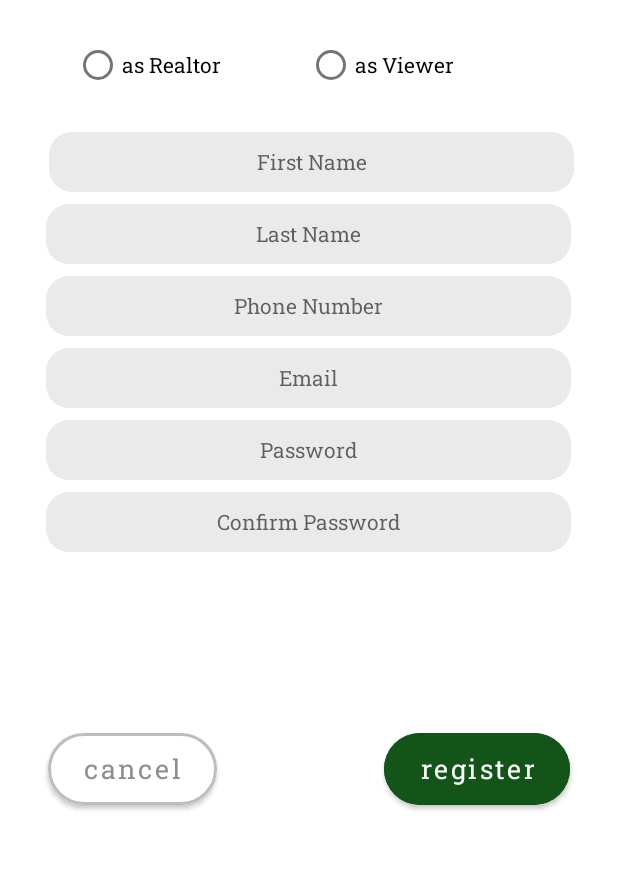
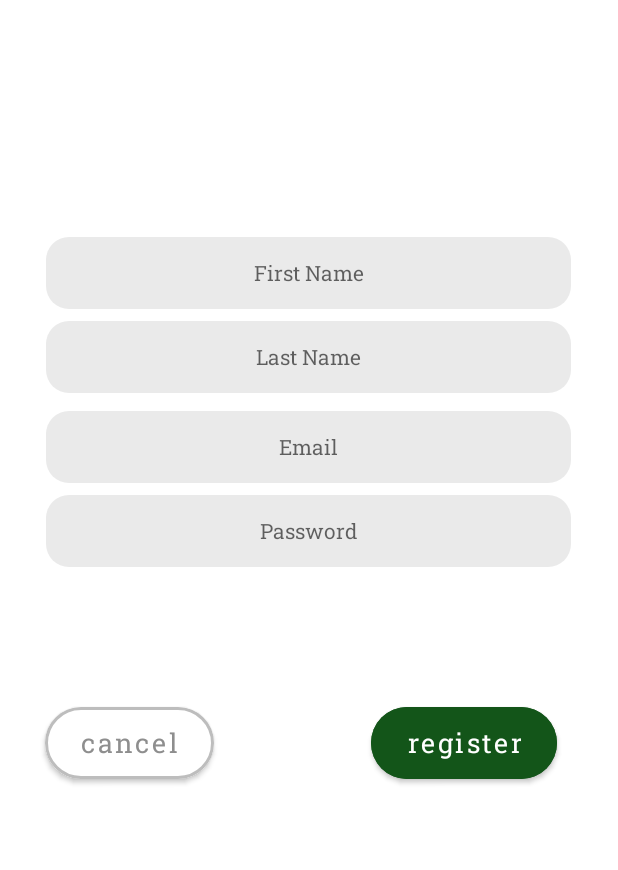
Before and after one commit to Baljeet1506/4290, an Android app: the RegisterViewer screen opened directly, with no data from a screen before it, on a phone screen of 412 x 824 dp, the part 357-1227 px from its top. Run offline under Robolectric (Android 15) with nearby library versions, the phone set to English and light mode, and no system bars; our stand-ins replace Firebase (no records; nobody signed in at launch, a user with empty details on screens opened directly).

Commit message:
Added a new page where user can choice to register as relator or viewer. Added logic for when user registers, we will store userType as 1 for Realtor and 2 for Viewer.

```diff
--- a/app/build.gradle
+++ b/app/build.gradle
@@ -27,6 +27,9 @@ android {
         sourceCompatibility JavaVersion.VERSION_1_8
         targetCompatibility JavaVersion.VERSION_1_8
     }
+    buildFeatures {
+        viewBinding true
+    }
 }
 
 dependencies {
@@ -36,6 +39,8 @@ dependencies {
     implementation 'androidx.constraintlayout:constraintlayout:2.1.3'
     implementation 'org.postgresql:postgresql:42.2.5'
     implementation 'com.google.firebase:firebase-database:20.0.5'
+    implementation 'androidx.navigation:navigation-fragment:2.3.5'
+    implementation 'androidx.navigation:navigation-ui:2.3.5'
     testImplementation 'junit:junit:4.13.2'
     androidTestImplementation 'androidx.test.ext:junit:1.1.3'
     androidTestImplementation 'androidx.test.espresso:espresso-core:3.4.0'
--- a/app/src/main/java/com/example/realtorandviewer/LoginActvity.java
+++ b/app/src/main/java/com/example/realtorandviewer/LoginActvity.java
@@ -60,12 +60,11 @@ public class LoginActvity extends AppCompatActivity implements View.OnClickListe
 
         switch (v.getId()) {
             case R.id.btnRegister1:
-                startActivity(new Intent(this, RegisterActvity.class));
+                startActivity(new Intent(this, RegType.class));
                 break;
             case R.id.btnLogin:
                 userLogin();
                 break;
-
             case R.id.forgotPassword:
                 startActivity(new Intent(this, ForgotActivity.class));
                 break;
--- a/app/src/main/java/com/example/realtorandviewer/MainActivity.java
+++ b/app/src/main/java/com/example/realtorandviewer/MainActivity.java
@@ -27,7 +27,7 @@ public class MainActivity extends AppCompatActivity {
         register.setOnClickListener(new View.OnClickListener() {
             @Override
             public void onClick(View view) {
-                startActivity(new Intent(getApplicationContext(), RegisterActvity.class));
+                startActivity(new Intent(getApplicationContext(), RegisterRealtor.class));
             }
         });
     }
--- a/app/src/main/java/com/example/realtorandviewer/RegisterActvity.java
+++ b/app/src/main/java/com/example/realtorandviewer/RegisterViewer.java
@@ -11,8 +11,6 @@ import android.view.View;
 import android.widget.Button;
 import android.widget.EditText;
 import android.widget.ProgressBar;
-import android.widget.RadioButton;
-import android.widget.RadioGroup;
 import android.widget.Toast;
 
 import com.google.android.gms.tasks.OnCompleteListener;
@@ -21,11 +19,9 @@ import com.google.firebase.auth.AuthResult;
 import com.google.firebase.auth.FirebaseAuth;
 import com.google.firebase.database.FirebaseDatabase;
 
-public class RegisterActvity extends AppCompatActivity implements View.OnClickListener {
+public class RegisterViewer extends AppCompatActivity implements View.OnClickListener {
 
-    EditText firstName, lastName, email, password, confirmPassword;
-    RadioGroup radioGroup;
-    RadioButton realtorBtn, viewerBtn;
+    EditText firstName, lastName, email, password;
     Button BackToLoginBtn, btnRegister2;
     private FirebaseAuth mAuth;
     ProgressBar progressBar;
@@ -33,33 +29,21 @@ public class RegisterActvity extends AppCompatActivity implements View.OnClickLi
     @Override
     protected void onCreate(Bundle savedInstanceState) {
         super.onCreate(savedInstanceState);
-        setContentView(R.layout.activity_register_actvity);
+        setContentView(R.layout.activity_register_viewer);
 
-        firstName = findViewById(R.id.editTxtFirstName);
-        lastName = findViewById(R.id.editTxtLastName);
-        email = findViewById(R.id.editTxtRegEmail);
-        password = findViewById(R.id.editTxtRegPassword);
+        firstName = findViewById(R.id.editTextFnameViewer);
+        lastName = findViewById(R.id.editTextLnameViewer);
+        email = findViewById(R.id.editTextEmailViewer);
+        password = findViewById(R.id.editTextPasswordViewer);
 
-        radioGroup = findViewById(R.id.radioGroup);
-        realtorBtn = findViewById(R.id.relatorBtn);
-        viewerBtn = findViewById(R.id.viewerBtn);
-
-        //confirmPassword = findViewById(R.id.editTxtConPassword);
-        btnRegister2 = findViewById(R.id.btnRegister);
+        btnRegister2 = findViewById(R.id.btnRegisterViewer);
         btnRegister2.setOnClickListener(this);
+        BackToLoginBtn = findViewById(R.id.btnCancelViewer);
+        BackToLoginBtn.setOnClickListener(this);
 
         mAuth = FirebaseAuth.getInstance();
 
-        progressBar = findViewById(R.id.progressBar2);
-
-        BackToLoginBtn = findViewById(R.id.btnCancel);
-
-        BackToLoginBtn.setOnClickListener(new View.OnClickListener() {
-            @Override
-            public void onClick(View view) {
-                startActivity(new Intent(getApplicationContext(), LoginActvity.class));
-            }
-        });
+        progressBar = findViewById(R.id.progressBarViewer);
 
     }
 
@@ -68,12 +52,15 @@ public class RegisterActvity extends AppCompatActivity implements View.OnClickLi
     public void onClick(View v) {
 
         switch (v.getId()) {
-            case R.id.btnRegister:
-                //startActivity(new Intent(this, LoginActvity.class));
+            case R.id.btnRegisterViewer:
                 registerUser();
                 break;
+            case R.id.btnCancelViewer:
+                startActivity(new Intent(getApplicationContext(), RegType.class));
+                break;
+        }
 
-        }
+
     }
 
     private void registerUser() {
@@ -82,6 +69,7 @@ public class RegisterActvity extends AppCompatActivity implements View.OnClickLi
         String userLastName = lastName.getText().toString();
         String userEmail = email.getText().toString();
         String userPass = password.getText().toString();
+        Integer userType = 2;
 
         if (userFirstName.isEmpty()) {
             firstName.setError("First name is required");
@@ -125,7 +113,7 @@ public class RegisterActvity extends AppCompatActivity implements View.OnClickLi
                     public void onComplete(@NonNull Task<AuthResult> task) {
                         if (task.isSuccessful()) {
 
-                            User user = new User(userFirstName, userLastName, userEmail);
+                            User user = new User(userFirstName, userLastName, userEmail, userType);
 
                             FirebaseDatabase.getInstance().getReference("Users")
                                     .child(FirebaseAuth.getInstance().getCurrentUser().getUid())
@@ -133,17 +121,17 @@ public class RegisterActvity extends AppCompatActivity implements View.OnClickLi
                                         @Override
                                         public void onComplete(@NonNull Task<Void> task) {
                                             if (task.isSuccessful()) {
-
-                                                Toast.makeText(RegisterActvity.this, "User is registered successfully", Toast.LENGTH_SHORT).show();
+                                                Toast.makeText(RegisterViewer.this, "User is registered successfully", Toast.LENGTH_SHORT).show();
                                                 progressBar.setVisibility(View.GONE);
+                                                startActivity(new Intent(getApplicationContext(), LoginActvity.class));
                                             } else {
-                                                Toast.makeText(RegisterActvity.this, "Failed to register - Try again", Toast.LENGTH_SHORT).show();
+                                                Toast.makeText(RegisterViewer.this, "Failed to register - Try again", Toast.LENGTH_SHORT).show();
                                                 progressBar.setVisibility(View.GONE);
                                             }
                                         }
                                     });
                         } else {
-                            Toast.makeText(RegisterActvity.this, "Failed to register - Try again", Toast.LENGTH_SHORT).show();
+                            Toast.makeText(RegisterViewer.this, "Failed to register - Try again", Toast.LENGTH_SHORT).show();
                             progressBar.setVisibility(View.GONE);
                         }
                     }
--- a/app/src/main/res/layout/activity_register_actvity.xml
+++ b/app/src/main/res/layout/activity_register_realtor.xml
@@ -4,7 +4,7 @@
     xmlns:tools="http://schemas.android.com/tools"
     android:layout_width="match_parent"
     android:layout_height="match_parent"
-    tools:context=".RegisterActvity"
+    tools:context=".RegisterRealtor"
     tools:layout_editor_absoluteX="23dp"
     tools:layout_editor_absoluteY="84dp">
 
@@ -22,40 +22,13 @@
         app:layout_constraintVertical_bias="0.0"
         app:srcCompat="@drawable/revlogosmall" />
 
-    <RadioGroup
-        android:id="@+id/radioGroup"
-        android:layout_width="wrap_content"
-        android:layout_height="wrap_content"
-        android:orientation="horizontal"
-        android:padding="10dp"
-        app:layout_constraintBottom_toBottomOf="parent"
-        app:layout_constraintEnd_toEndOf="parent"
-        app:layout_constraintHorizontal_bias="0.493"
-        app:layout_constraintStart_toStartOf="parent"
-        app:layout_constraintTop_toBottomOf="@+id/imageView3"
-        app:layout_constraintVertical_bias="0.018">
-
-        <RadioButton
-            android:id="@+id/relatorBtn"
-            android:layout_width="155dp"
-            android:layout_height="wrap_content"
-            android:fontFamily="@font/roboto_slab"
-            android:text="@string/sign_up_as_realtor" />
-
-        <RadioButton
-            android:id="@+id/viewerBtn"
-            android:layout_width="157dp"
-            android:layout_height="wrap_content"
-            android:fontFamily="@font/roboto_slab"
-            android:text="@string/sign_up_as_viewer" />
-    </RadioGroup>
-
     <EditText
         android:id="@+id/editTxtFirstName"
         android:layout_width="350dp"
-        android:layout_height="40dp"
+        android:layout_height="48dp"
         android:layout_marginStart="16dp"
         android:layout_marginEnd="16dp"
+        android:layout_marginBottom="380dp"
         android:background="@drawable/rounded_textinput"
         android:ems="10"
         android:fontFamily="@font/roboto_slab"
@@ -65,10 +38,8 @@
         android:textSize="14sp"
         app:layout_constraintBottom_toBottomOf="parent"
         app:layout_constraintEnd_toEndOf="parent"
-        app:layout_constraintHorizontal_bias="0.551"
-        app:layout_constraintStart_toStartOf="parent"
-        app:layout_constraintTop_toBottomOf="@+id/radioGroup"
-        app:layout_constraintVertical_bias="0.023" />
+        app:layout_constraintHorizontal_bias="0.482"
+        app:layout_constraintStart_toStartOf="parent" />
 
     <Button
         android:id="@+id/btnRegister"
@@ -84,10 +55,10 @@
         app:cornerRadius="30dp"
         app:layout_constraintBottom_toBottomOf="parent"
         app:layout_constraintEnd_toEndOf="parent"
-        app:layout_constraintHorizontal_bias="0.888"
+        app:layout_constraintHorizontal_bias="0.859"
         app:layout_constraintStart_toStartOf="parent"
         app:layout_constraintTop_toTopOf="parent"
-        app:layout_constraintVertical_bias="0.943" />
+        app:layout_constraintVertical_bias="0.95" />
 
     <Button
         android:id="@+id/btnCancel"
@@ -104,17 +75,17 @@
         app:cornerRadius="30dp"
         app:layout_constraintBottom_toBottomOf="parent"
         app:layout_constraintEnd_toEndOf="parent"
-        app:layout_constraintHorizontal_bias="0.107"
+        app:layout_constraintHorizontal_bias="0.1"
         app:layout_constraintStart_toStartOf="parent"
         app:layout_constraintTop_toTopOf="parent"
-        app:layout_constraintVertical_bias="0.943"
+        app:layout_constraintVertical_bias="0.95"
         app:strokeColor="#BDBDBD"
         app:strokeWidth="2dp" />
 
     <EditText
         android:id="@+id/editTxtLastName"
         android:layout_width="350dp"
-        android:layout_height="40dp"
+        android:layout_height="48dp"
         android:layout_marginStart="16dp"
         android:layout_marginTop="8dp"
         android:layout_marginEnd="16dp"
@@ -133,9 +104,9 @@
         app:layout_constraintVertical_bias="0.0" />
 
     <EditText
-        android:id="@+id/textPhoneNumber"
+        android:id="@+id/editTextPhNumber"
         android:layout_width="350dp"
-        android:layout_height="40dp"
+        android:layout_height="48dp"
         android:layout_marginStart="16dp"
         android:layout_marginTop="8dp"
         android:layout_marginEnd="16dp"
@@ -154,30 +125,9 @@
         app:layout_constraintVertical_bias="0.0" />
 
     <EditText
-        android:id="@+id/editTxtConPassword"
-        android:layout_width="350dp"
-        android:layout_height="40dp"
-        android:layout_marginStart="16dp"
-        android:layout_marginTop="8dp"
-        android:layout_marginEnd="16dp"
-        android:background="@drawable/rounded_textinput"
-        android:ems="10"
-        android:fontFamily="@font/roboto_slab"
-        android:hint="@string/password_confirm"
-        android:inputType="textPassword"
-        android:textAlignment="center"
-        android:textSize="14sp"
-        app:layout_constraintBottom_toBottomOf="parent"
-        app:layout_constraintEnd_toEndOf="parent"
-        app:layout_constraintHorizontal_bias="0.482"
-        app:layout_constraintStart_toStartOf="parent"
-        app:layout_constraintTop_toBottomOf="@+id/editTxtRegPassword"
-        app:layout_constraintVertical_bias="0.0" />
-
-    <EditText
         android:id="@+id/editTxtRegPassword"
         android:layout_width="350dp"
-        android:layout_height="40dp"
+        android:layout_height="48dp"
         android:layout_marginStart="16dp"
         android:layout_marginTop="8dp"
         android:layout_marginEnd="16dp"
@@ -198,7 +148,7 @@
     <EditText
         android:id="@+id/editTxtRegEmail"
         android:layout_width="350dp"
-        android:layout_height="40dp"
+        android:layout_height="48dp"
         android:layout_marginStart="16dp"
         android:layout_marginTop="8dp"
         android:layout_marginEnd="16dp"
@@ -213,7 +163,7 @@
         app:layout_constraintEnd_toEndOf="parent"
         app:layout_constraintHorizontal_bias="0.482"
         app:layout_constraintStart_toStartOf="parent"
-        app:layout_constraintTop_toBottomOf="@+id/textPhoneNumber"
+        app:layout_constraintTop_toBottomOf="@+id/editTextPhNumber"
         app:layout_constraintVertical_bias="0.0" />
 
     <ProgressBar
@@ -224,10 +174,10 @@
         android:visibility="invisible"
         app:layout_constraintBottom_toBottomOf="parent"
         app:layout_constraintEnd_toEndOf="parent"
-        app:layout_constraintHorizontal_bias="0.0"
+        app:layout_constraintHorizontal_bias="0.471"
         app:layout_constraintStart_toStartOf="parent"
         app:layout_constraintTop_toTopOf="parent"
-        app:layout_constraintVertical_bias="0.0"
+        app:layout_constraintVertical_bias="0.024"
         tools:ignore="MissingConstraints" />
 
 </androidx.constraintlayout.widget.ConstraintLayout>
--- /dev/null
+++ b/app/src/main/res/layout/activity_register_viewer.xml
@@ -0,0 +1,159 @@
+<?xml version="1.0" encoding="utf-8"?>
+<androidx.constraintlayout.widget.ConstraintLayout xmlns:android="http://schemas.android.com/apk/res/android"
+    xmlns:app="http://schemas.android.com/apk/res-auto"
+    xmlns:tools="http://schemas.android.com/tools"
+    android:layout_width="match_parent"
+    android:layout_height="match_parent"
+    tools:context=".RegisterViewer">
+
+    <ImageView
+        android:id="@+id/imageViewRegViewer"
+        android:layout_width="300dp"
+        android:layout_height="110dp"
+        android:layout_marginTop="128dp"
+        android:contentDescription="@string/logo_medium"
+        app:layout_constraintBottom_toBottomOf="parent"
+        app:layout_constraintEnd_toEndOf="parent"
+        app:layout_constraintHorizontal_bias="0.495"
+        app:layout_constraintStart_toStartOf="parent"
+        app:layout_constraintTop_toTopOf="parent"
+        app:layout_constraintVertical_bias="0.0"
+        app:srcCompat="@drawable/revlogosmall" />
+
+    <EditText
+        android:id="@+id/editTextFnameViewer"
+        android:layout_width="350dp"
+        android:layout_height="48dp"
+        android:layout_marginStart="16dp"
+        android:layout_marginEnd="16dp"
+        android:layout_marginBottom="380dp"
+        android:background="@drawable/rounded_textinput"
+        android:ems="10"
+        android:fontFamily="@font/roboto_slab"
+        android:hint="@string/name_first"
+        android:inputType="textPersonName"
+        android:textAlignment="center"
+        android:textSize="14sp"
+        app:layout_constraintBottom_toBottomOf="parent"
+        app:layout_constraintEnd_toEndOf="parent"
+        app:layout_constraintHorizontal_bias="0.482"
+        app:layout_constraintStart_toStartOf="parent" />
+
+    <Button
+        android:id="@+id/btnRegisterViewer"
+        android:layout_width="wrap_content"
+        android:layout_height="60dp"
+        android:backgroundTint="@color/green"
+        android:fontFamily="@font/roboto_slab"
+        android:paddingLeft="24dp"
+        android:paddingRight="24dp"
+        android:text="@string/register"
+        android:textAllCaps="false"
+        android:textSize="18sp"
+        app:cornerRadius="30dp"
+        app:layout_constraintBottom_toBottomOf="parent"
+        app:layout_constraintEnd_toEndOf="parent"
+        app:layout_constraintHorizontal_bias="0.859"
+        app:layout_constraintStart_toStartOf="parent"
+        app:layout_constraintTop_toTopOf="parent"
+        app:layout_constraintVertical_bias="0.921" />
+
+    <Button
+        android:id="@+id/btnCancelViewer"
+        android:layout_width="wrap_content"
+        android:layout_height="60dp"
+        android:backgroundTint="@color/white"
+        android:fontFamily="@font/roboto_slab"
+        android:paddingLeft="24dp"
+        android:paddingRight="24dp"
+        android:text="@string/cancel"
+        android:textAllCaps="false"
+        android:textColor="#8E8E8E"
+        android:textSize="18sp"
+        app:cornerRadius="30dp"
+        app:layout_constraintBottom_toBottomOf="parent"
+        app:layout_constraintEnd_toEndOf="parent"
+        app:layout_constraintHorizontal_bias="0.1"
+        app:layout_constraintStart_toStartOf="parent"
+        app:layout_constraintTop_toTopOf="parent"
+        app:layout_constraintVertical_bias="0.921"
+        app:strokeColor="#BDBDBD"
+        app:strokeWidth="2dp" />
+
+    <EditText
+        android:id="@+id/editTextLnameViewer"
+        android:layout_width="350dp"
+        android:layout_height="48dp"
+        android:layout_marginStart="16dp"
+        android:layout_marginTop="8dp"
+        android:layout_marginEnd="16dp"
+        android:background="@drawable/rounded_textinput"
+        android:ems="10"
+        android:fontFamily="@font/roboto_slab"
+        android:hint="@string/name_last"
+        android:inputType="textPersonName"
+        android:textAlignment="center"
+        android:textSize="14sp"
+        app:layout_constraintBottom_toBottomOf="parent"
+        app:layout_constraintEnd_toEndOf="parent"
+        app:layout_constraintHorizontal_bias="0.482"
+        app:layout_constraintStart_toStartOf="parent"
+        app:layout_constraintTop_toBottomOf="@+id/editTextFnameViewer"
+        app:layout_constraintVertical_bias="0.0" />
+
+    <EditText
+        android:id="@+id/editTextPasswordViewer"
+        android:layout_width="350dp"
+        android:layout_height="48dp"
+        android:layout_marginStart="16dp"
+        android:layout_marginTop="8dp"
+        android:layout_marginEnd="16dp"
+        android:background="@drawable/rounded_textinput"
+        android:ems="10"
+        android:fontFamily="@font/roboto_slab"
+        android:hint="@string/password"
+        android:inputType="textPassword"
+        android:textAlignment="center"
+        android:textSize="14sp"
+        app:layout_constraintBottom_toBottomOf="parent"
+        app:layout_constraintEnd_toEndOf="parent"
+        app:layout_constraintHorizontal_bias="0.482"
+        app:layout_constraintStart_toStartOf="parent"
+        app:layout_constraintTop_toBottomOf="@+id/editTextEmailViewer"
+        app:layout_constraintVertical_bias="0.0" />
+
+    <EditText
+        android:id="@+id/editTextEmailViewer"
+        android:layout_width="350dp"
+        android:layout_height="48dp"
+        android:layout_marginStart="16dp"
+        android:layout_marginEnd="16dp"
+        android:layout_marginBottom="264dp"
+        android:background="@drawable/rounded_textinput"
+        android:ems="10"
+        android:fontFamily="@font/roboto_slab"
+        android:hint="@string/email"
+        android:inputType="textEmailAddress"
+        android:textAlignment="center"
+        android:textSize="14sp"
+        app:layout_constraintBottom_toBottomOf="parent"
+        app:layout_constraintEnd_toEndOf="parent"
+        app:layout_constraintHorizontal_bias="0.482"
+        app:layout_constraintStart_toStartOf="parent" />
+
+    <ProgressBar
+        android:id="@+id/progressBarViewer"
+        style="?android:attr/progressBarStyleLarge"
+        android:layout_width="wrap_content"
+        android:layout_height="wrap_content"
+        android:visibility="invisible"
+        app:layout_constraintBottom_toBottomOf="parent"
+        app:layout_constraintEnd_toEndOf="parent"
+        app:layout_constraintHorizontal_bias="0.471"
+        app:layout_constraintStart_toStartOf="parent"
+        app:layout_constraintTop_toTopOf="parent"
+        app:layout_constraintVertical_bias="0.024"
+        tools:ignore="MissingConstraints" />
+
+
+</androidx.constraintlayout.widget.ConstraintLayout>
--- /dev/null
+++ b/app/src/main/res/values-land/dimens.xml
@@ -0,0 +1,3 @@
+<resources>
+    <dimen name="fab_margin">48dp</dimen>
+</resources>
--- /dev/null
+++ b/app/src/main/res/values-w1240dp/dimens.xml
@@ -0,0 +1,3 @@
+<resources>
+    <dimen name="fab_margin">200dp</dimen>
+</resources>
--- /dev/null
+++ b/app/src/main/res/values-w600dp/dimens.xml
@@ -0,0 +1,3 @@
+<resources>
+    <dimen name="fab_margin">48dp</dimen>
+</resources>
--- /dev/null
+++ b/app/src/main/res/values/dimens.xml
@@ -0,0 +1,3 @@
+<resources>
+    <dimen name="fab_margin">16dp</dimen>
+</resources>
```
Also changed, not shown: app/src/main/AndroidManifest.xml (+7 -2 lines), app/src/main/java/com/example/realtorandviewer/RegType.java (added, +41 -0 lines), app/src/main/java/com/example/realtorandviewer/RegisterRealtor.java (added, +151 -0 lines), app/src/main/java/com/example/realtorandviewer/User.java (+15 -2 lines), app/src/main/res/layout/activity_login_actvity.xml (+11 -7 lines), app/src/main/res/layout/activity_reg_type.xml (added, +36 -0 lines), app/src/main/res/layout/activity_user_home.xml (+4 -4 lines), app/src/main/res/navigation/nav_graph.xml (added, +28 -0 lines), app/src/main/res/values/strings.xml (+9 -0 lines), app/src/main/res/values/themes.xml (+9 -0 lines).
